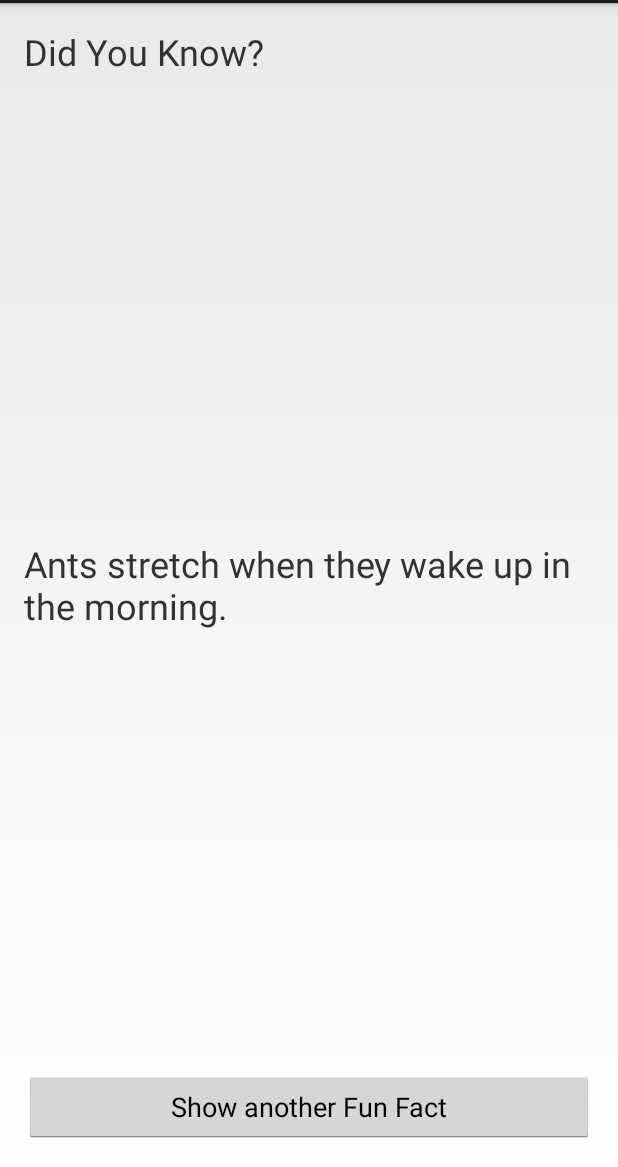
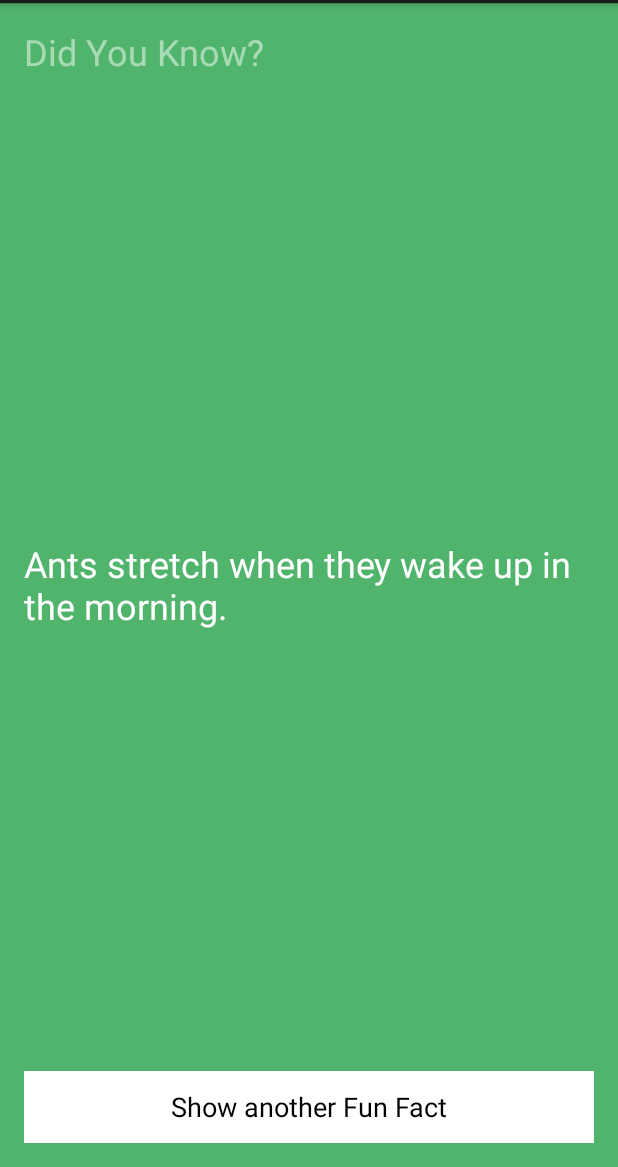
Before and after one commit to chintani/learn-to-build-andriod-apps, an Android app: the screen it shows after launch (FunFactsActivity), on a phone screen of 412 x 824 dp, the part 69-1236 px from its top. Run offline under Robolectric (Android 15) with nearby library versions, the phone set to English and light mode, and no system bars.

Commit message:
Changed background color of layout and button.

```diff
--- a/fun_facts/FunFacts/app/src/main/res/layout/activity_fun_facts.xml
+++ b/fun_facts/FunFacts/app/src/main/res/layout/activity_fun_facts.xml
@@ -6,13 +6,15 @@
     android:paddingRight="@dimen/activity_horizontal_margin"
     android:paddingTop="@dimen/activity_vertical_margin"
     android:paddingBottom="@dimen/activity_vertical_margin"
-    tools:context=".FunFactsActivity">
+    tools:context=".FunFactsActivity"
+    android:background="#ff51b46d">
 
     <TextView
         android:text="@string/did_you_know"
         android:layout_width="wrap_content"
         android:layout_height="wrap_content"
-        android:textSize="24sp"/>
+        android:textSize="24sp"
+        android:textColor="#80ffffff" />
 
     <TextView
         android:layout_width="wrap_content"
@@ -22,7 +24,8 @@
         android:layout_centerVertical="true"
         android:layout_alignParentLeft="true"
         android:layout_alignParentStart="true"
-        android:textSize="24sp" />
+        android:textSize="24sp"
+        android:textColor="@android:color/white" />
 
     <Button
         android:layout_width="match_parent"
@@ -30,6 +33,7 @@
         android:text="Show another Fun Fact"
         android:id="@+id/showFactbutton"
         android:layout_alignParentBottom="true"
-        android:layout_centerHorizontal="true" />
+        android:layout_centerHorizontal="true"
+        android:background="@android:color/white" />
 
 </RelativeLayout>
```
